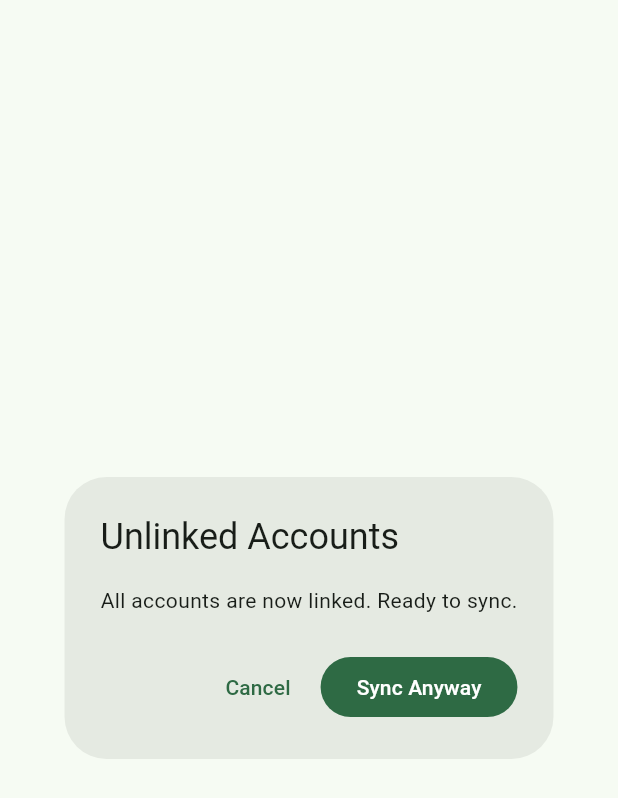
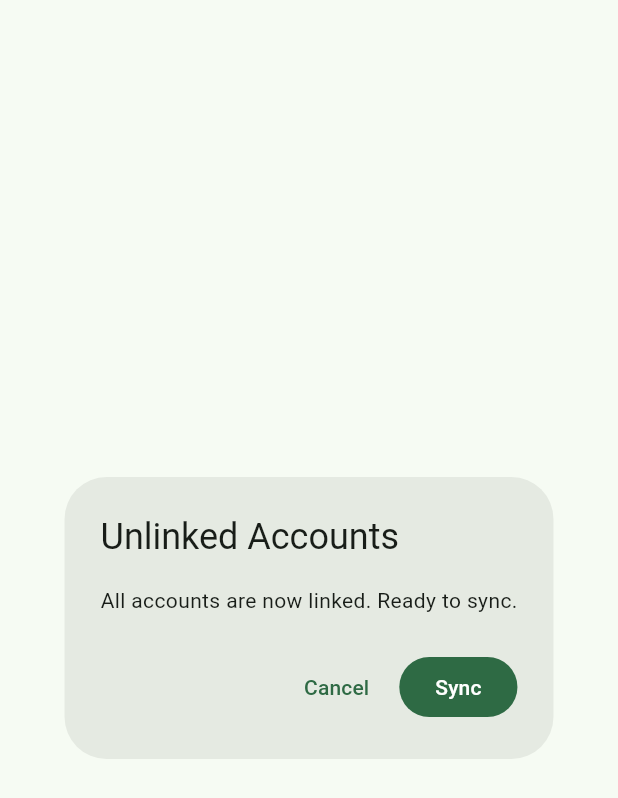
Before and after one commit to 501st-alpha1/double-entry, a Flutter app: the _UnlinkedAccountsDialog widget shown alone on an empty page, opened directly, on a phone screen of 412 x 824 dp. Shown: the top 798 px of the screen. Run offline on Flutter 3.47's test engine with Material 3 defaults, Android fonts, the phone set to English and light mode, and no system bars; our stand-ins replace dio, drift, flutter_riverpod, flutter_secure_storage, go_router, shared_preferences; accounts and stored records are empty; generated files the repository leaves out were written again.

Commit message:
Remove "anyway" if accounts all linked

```diff
--- a/lib/screens/home/home_screen.dart
+++ b/lib/screens/home/home_screen.dart
@@ -364,7 +364,9 @@ class _UnlinkedAccountsDialog extends ConsumerWidget {
         ),
         FilledButton(
           onPressed: () => Navigator.pop(context, true),
-          child: const Text('Sync Anyway'),
+          child: Text(unlinkedAsync.valueOrNull?.isEmpty == true
+              ? 'Sync'
+              : 'Sync Anyway'),
         ),
       ],
     );
```
